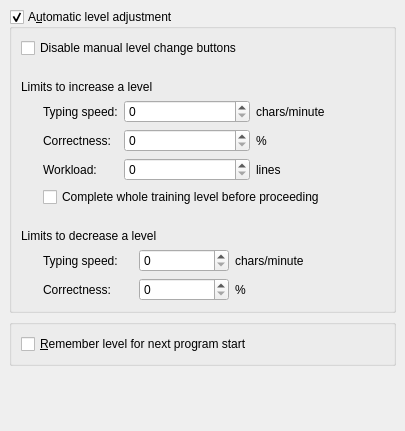
Qt form src/ui/ktouchpreftrainingpage.ui (KDE/ktouch) before a commit.
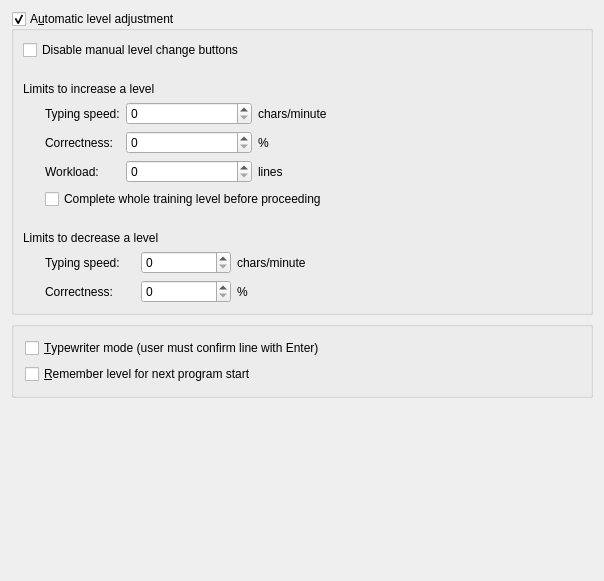
The same form after that commit. Custom widgets are drawn as their Qt base class.

Commit message: Fixed training options limits. Added Typewriter-mode option (now per default off).

```diff
--- a/src/ui/ktouchpreftrainingpage.ui
+++ b/src/ui/ktouchpreftrainingpage.ui
@@ -5,29 +5,14 @@
    <rect>
     <x>0</x>
     <y>0</y>
-    <width>405</width>
-    <height>431</height>
+    <width>600</width>
+    <height>581</height>
    </rect>
   </property>
   <property name="windowTitle" >
    <string>Training Options</string>
   </property>
   <layout class="QVBoxLayout" >
-   <property name="spacing" >
-    <number>6</number>
-   </property>
-   <property name="leftMargin" >
-    <number>9</number>
-   </property>
-   <property name="topMargin" >
-    <number>9</number>
-   </property>
-   <property name="rightMargin" >
-    <number>9</number>
-   </property>
-   <property name="bottomMargin" >
-    <number>9</number>
-   </property>
    <item>
     <widget class="QGroupBox" name="kcfg_AutoLevelChange" >
      <property name="title" >
@@ -83,7 +68,11 @@
          </widget>
         </item>
         <item row="0" column="1" >
-         <widget class="KIntSpinBox" name="kcfg_DownSpeedLimit" />
+         <widget class="KIntSpinBox" name="kcfg_DownSpeedLimit" >
+          <property name="maximum" >
+           <number>1000</number>
+          </property>
+         </widget>
         </item>
         <item row="1" column="2" >
          <widget class="QLabel" name="l10" >
@@ -93,7 +82,11 @@
          </widget>
         </item>
         <item row="1" column="1" >
-         <widget class="KIntSpinBox" name="kcfg_DownCorrectLimit" />
+         <widget class="KIntSpinBox" name="kcfg_DownCorrectLimit" >
+          <property name="maximum" >
+           <number>100</number>
+          </property>
+         </widget>
         </item>
         <item row="0" column="0" >
          <widget class="QLabel" name="l7" >
@@ -139,6 +132,9 @@
             <verstretch>0</verstretch>
            </sizepolicy>
           </property>
+          <property name="maximum" >
+           <number>1000</number>
+          </property>
          </widget>
         </item>
         <item row="0" column="0" >
@@ -156,6 +152,9 @@
             <verstretch>0</verstretch>
            </sizepolicy>
           </property>
+          <property name="maximum" >
+           <number>100</number>
+          </property>
          </widget>
         </item>
         <item row="2" column="0" >
@@ -338,21 +337,16 @@
       <string/>
      </property>
      <layout class="QVBoxLayout" >
-      <property name="spacing" >
-       <number>6</number>
-      </property>
-      <property name="leftMargin" >
-       <number>9</number>
-      </property>
-      <property name="topMargin" >
-       <number>9</number>
-      </property>
-      <property name="rightMargin" >
-       <number>9</number>
-      </property>
-      <property name="bottomMargin" >
-       <number>9</number>
-      </property>
+      <item>
+       <widget class="QCheckBox" name="kcfg_PressEnterOnLineEnd" >
+        <property name="text" >
+         <string>&amp;Typewriter mode (user must confirm line with Enter)</string>
+        </property>
+        <property name="shortcut" >
+         <string>Alt+R</string>
+        </property>
+       </widget>
+      </item>
       <item>
        <widget class="QCheckBox" name="kcfg_RememberLevel" >
         <property name="text" >
@@ -373,8 +367,8 @@
      </property>
      <property name="sizeHint" >
       <size>
-       <width>20</width>
-       <height>40</height>
+       <width>582</width>
+       <height>71</height>
       </size>
      </property>
     </spacer>
```
The commit also changes 2 other files.
